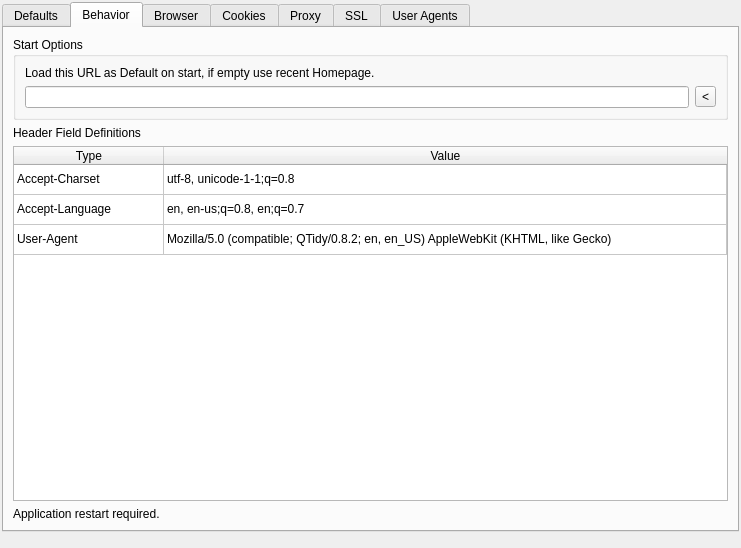
Before: the Qt Designer form src/configdialog/configdialogui.ui in HJCMS/xhtmldbg, drawn with Qt 5.
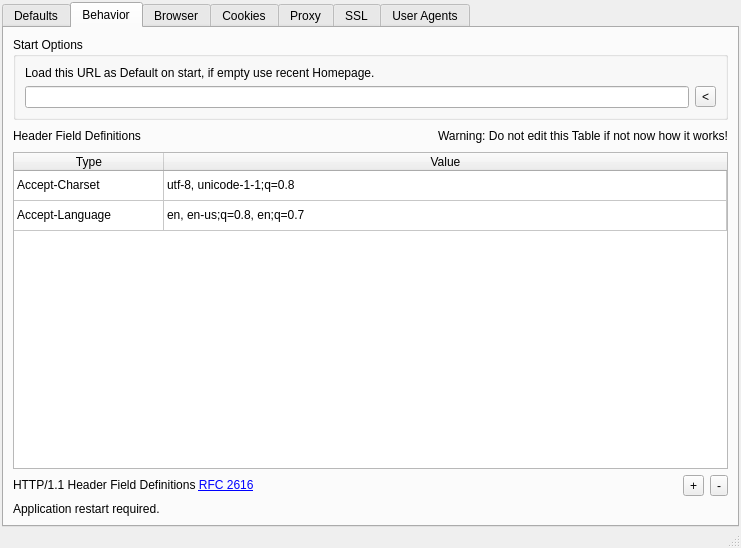
After: the same form once the commit is applied. The open tabs and pages were chosen to show the change. Custom widgets are drawn as their Qt base class.

```diff
--- a/src/configdialog/configdialogui.ui
+++ b/src/configdialog/configdialogui.ui
@@ -13,12 +13,15 @@
   <property name="minimumSize">
    <size>
     <width>600</width>
-    <height>0</height>
+    <height>450</height>
    </size>
   </property>
   <property name="windowTitle">
    <string>Configure xhtmldbg[*]</string>
   </property>
+  <property name="sizeGripEnabled">
+   <bool>true</bool>
+  </property>
   <layout class="QVBoxLayout" name="verticalLayout_6">
    <property name="leftMargin">
     <number>2</number>
@@ -30,7 +33,7 @@
     <number>2</number>
    </property>
    <property name="bottomMargin">
-    <number>10</number>
+    <number>15</number>
    </property>
    <item>
     <widget class="QTabWidget" name="tabWidget">
@@ -379,11 +382,35 @@
         </widget>
        </item>
        <item>
-        <widget class="QLabel" name="label_3">
-         <property name="text">
-          <string>Header Field Definitions</string>
-         </property>
-        </widget>
+        <layout class="QHBoxLayout" name="horizontalLayout_9">
+         <item>
+          <widget class="QLabel" name="label_3">
+           <property name="text">
+            <string>Header Field Definitions</string>
+           </property>
+          </widget>
+         </item>
+         <item>
+          <spacer name="horizontalSpacer_7">
+           <property name="orientation">
+            <enum>Qt::Horizontal</enum>
+           </property>
+           <property name="sizeHint" stdset="0">
+            <size>
+             <width>40</width>
+             <height>20</height>
+            </size>
+           </property>
+          </spacer>
+         </item>
+         <item>
+          <widget class="QLabel" name="warning_label_header_definition">
+           <property name="text">
+            <string>Warning: Do not edit this Table if not now how it works!</string>
+           </property>
+          </widget>
+         </item>
+        </layout>
        </item>
        <item>
         <widget class="QTableWidget" name="headersTable">
@@ -433,11 +460,6 @@
            <string>1</string>
           </property>
          </row>
-         <row>
-          <property name="text">
-           <string>2</string>
-          </property>
-         </row>
          <column>
           <property name="text">
            <string>Type</string>
@@ -468,18 +490,64 @@
            <string notr="true">en, en-us;q=0.8, en;q=0.7</string>
           </property>
          </item>
-         <item row="2" column="0">
-          <property name="text">
-           <string notr="true">User-Agent</string>
-          </property>
-         </item>
-         <item row="2" column="1">
-          <property name="text">
-           <string notr="true">Mozilla/5.0 (compatible; QTidy/0.8.2; en, en_US) AppleWebKit (KHTML, like Gecko)</string>
-          </property>
-         </item>
         </widget>
        </item>
+       <item>
+        <layout class="QHBoxLayout" name="horizontalLayout_8">
+         <item>
+          <widget class="QLabel" name="info_header_label">
+           <property name="text">
+            <string>HTTP/1.1 Header Field Definitions &lt;a href=&quot;http://www.w3.org/Protocols/rfc2616/rfc2616-sec14.html#sec14&quot;&gt;RFC 2616&lt;/a&gt;</string>
+           </property>
+           <property name="openExternalLinks">
+            <bool>true</bool>
+           </property>
+           <property name="textInteractionFlags">
+            <set>Qt::TextBrowserInteraction</set>
+           </property>
+          </widget>
+         </item>
+         <item>
+          <spacer name="horizontalSpacer_6">
+           <property name="orientation">
+            <enum>Qt::Horizontal</enum>
+           </property>
+           <property name="sizeHint" stdset="0">
+            <size>
+             <width>70</width>
+             <height>20</height>
+            </size>
+           </property>
+          </spacer>
+         </item>
+         <item>
+          <widget class="QToolButton" name="addHeaderTableItem">
+           <property name="toolTip">
+            <string>Add new Header Item</string>
+           </property>
+           <property name="statusTip">
+            <string>Add new Header Item</string>
+           </property>
+           <property name="text">
+            <string>+</string>
+           </property>
+          </widget>
+         </item>
+         <item>
+          <widget class="QToolButton" name="removeHeaderTableItem">
+           <property name="toolTip">
+            <string>Remove Selected Header Item</string>
+           </property>
+           <property name="statusTip">
+            <string>Remove Selected Header Item</string>
+           </property>
+           <property name="text">
+            <string>-</string>
+           </property>
+          </widget>
+         </item>
+        </layout>
+       </item>
        <item>
         <widget class="QLabel" name="label_5">
          <property name="text">
```
Left out of the diff: 18 changed lines with no effect on the pictures.
